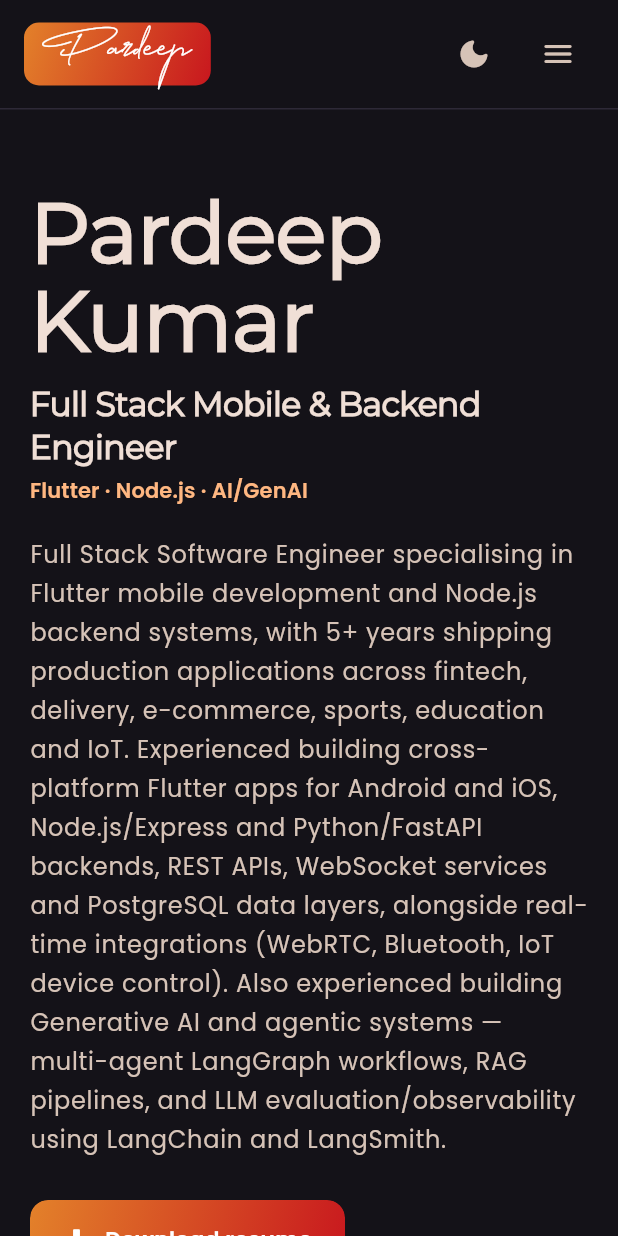
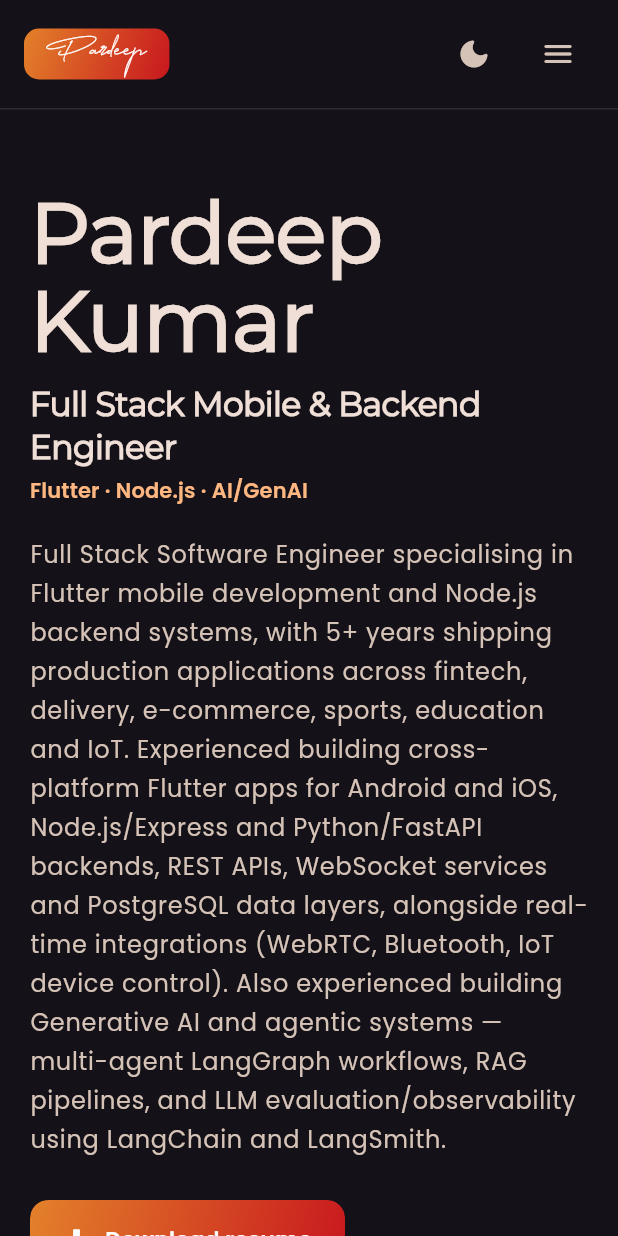
Before and after one commit to PardeepKumar816/PardeepKumar816.github.io, a Flutter app: the screen it shows after launch, on a phone screen of 412 x 824 dp. Run offline on Flutter 3.47's test engine with Material 3 defaults, Android fonts, the phone set to English and light mode, and no system bars; our stand-ins replace flutter_svg, shared_preferences.

Commit message:
style: tune nav signature wordmark sizing

```diff
--- a/lib/widgets/app_nav_bar.dart
+++ b/lib/widgets/app_nav_bar.dart
@@ -172,7 +172,7 @@ class _Brand extends StatelessWidget {
         onTap: onTap,
         borderRadius: BorderRadius.circular(10),
         child: Container(
-          padding: const EdgeInsets.symmetric(horizontal: 14, vertical: 7),
+          padding: const EdgeInsets.symmetric(horizontal: 16, vertical: 8),
           decoration: BoxDecoration(
             gradient: Brand.sunset,
             borderRadius: BorderRadius.circular(10),
@@ -181,7 +181,7 @@ class _Brand extends StatelessWidget {
             'Pardeep',
             style: TextStyle(
               fontFamily: 'Agustina',
-              fontSize: 24,
+              fontSize: 16,
               height: 1.15,
               color: Colors.white,
             ),
```
